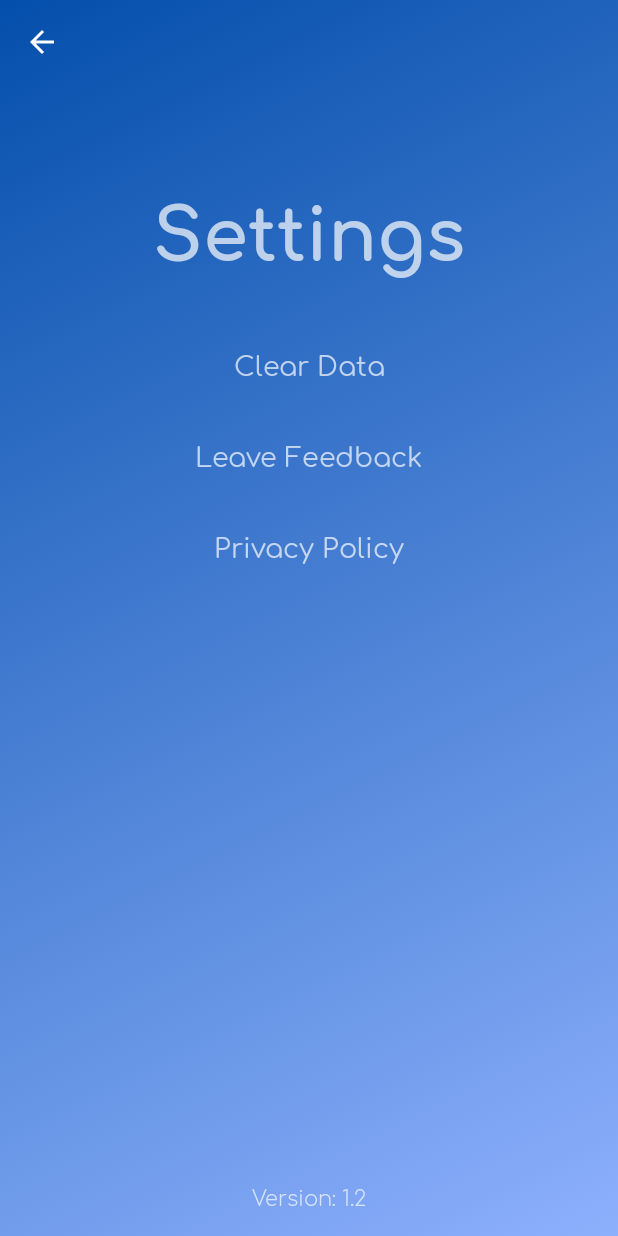
After one commit to RedChris/WattTime-Android, an Android app: the SettingsActivity screen opened directly, with no data from a screen before it, on a phone screen of 412 x 824 dp. The commit adds this screen. Run offline under Robolectric (Android 15) with nearby library versions, the phone set to English and light mode, and no system bars.

Commit message:
add setting page

```diff
--- a/app/build.gradle
+++ b/app/build.gradle
@@ -12,8 +12,8 @@ android {
         applicationId "uk.co.monolithstudios.watttime"
         minSdkVersion 19
         targetSdkVersion 28
-        versionCode 4
-        versionName "1.0"
+        versionCode 5
+        versionName "1.2"
         vectorDrawables.useSupportLibrary = true
         testInstrumentationRunner "androidx.test.runner.AndroidJUnitRunner"
     }
--- a/app/src/main/AndroidManifest.xml
+++ b/app/src/main/AndroidManifest.xml
@@ -28,6 +28,9 @@
         <activity android:name=".ui.main.MainActivity">
         </activity>
 
+        <activity android:name=".ui.settings.SettingsActivity"
+                  android:parentActivityName=".ui.main.MainActivity" />
+
     </application>
 
 </manifest>
--- a/app/src/main/java/uk/co/monolithstudios/watttime/data/Prefs.kt
+++ b/app/src/main/java/uk/co/monolithstudios/watttime/data/Prefs.kt
@@ -16,4 +16,8 @@ open class Prefs(context: Context) {
         get() = sharedPreferences.getInt(PREFS_USER_MICROWAVE_WATTAGE, -1)
         set(value) = sharedPreferences.edit().putInt(PREFS_USER_MICROWAVE_WATTAGE, value).apply()
 
+    fun clearData() {
+        sharedPreferences.edit().clear().commit()
+    }
+
 }
--- /dev/null
+++ b/app/src/main/java/uk/co/monolithstudios/watttime/domain/Constants.kt
@@ -0,0 +1,5 @@
+package uk.co.monolithstudios.watttime.domain
+
+object Constants {
+    val PRIVACY_POLICY_URL = "https://chrisdunne92.wixsite.com/monolithstudiosuk/privacy-policy"
+}
--- a/app/src/main/java/uk/co/monolithstudios/watttime/ui/main/MainActivityPresenter.kt
+++ b/app/src/main/java/uk/co/monolithstudios/watttime/ui/main/MainActivityPresenter.kt
@@ -80,4 +80,8 @@ class MainActivityPresenter (private val mainView: MainView,
         val seconds = duration.minus(Duration.ofMinutes(duration.toMinutes())).seconds
         mainView.showUserDuration(duration.toMinutes(), seconds)
     }
+
+    fun onUserWantsToViewSettings() {
+        mainView.showSettingsScreen()
+    }
 }
--- a/app/src/main/java/uk/co/monolithstudios/watttime/ui/main/MainView.kt
+++ b/app/src/main/java/uk/co/monolithstudios/watttime/ui/main/MainView.kt
@@ -11,4 +11,5 @@ interface MainView {
     fun showRestoreDuration(minutes: Long, seconds: Long)
     fun showUserDuration(minutes: Long, seconds: Long)
     fun showTimerSet()
+    fun showSettingsScreen()
 }
--- /dev/null
+++ b/app/src/main/java/uk/co/monolithstudios/watttime/ui/settings/SettingsActivity.kt
@@ -0,0 +1,106 @@
+package uk.co.monolithstudios.watttime.ui.settings
+
+import android.content.Context
+import android.content.DialogInterface
+import android.content.Intent
+import android.graphics.drawable.AnimationDrawable
+import android.os.Bundle
+import androidx.appcompat.app.AlertDialog
+import androidx.appcompat.app.AppCompatActivity
+import kotlinx.android.synthetic.main.activity_settings.*
+import uk.co.monolithstudios.watttime.R
+import uk.co.monolithstudios.watttime.data.Prefs
+import uk.co.monolithstudios.watttime.domain.BrowserIntentLauncher
+import android.webkit.WebView
+import android.webkit.WebViewClient
+import uk.co.monolithstudios.watttime.domain.Constants
+import uk.co.monolithstudios.watttime.ui.microwavesettings.MicrowaveSettingsActivity
+
+
+class SettingsActivity : AppCompatActivity(), SettingsView {
+
+    companion object {
+        fun start(context: Context) {
+            context.startActivity(Intent(context, SettingsActivity::class.java))
+        }
+    }
+
+    lateinit var settingsPresenter: SettingsPresenter
+
+    override fun onCreate(savedInstanceState: Bundle?) {
+        super.onCreate(savedInstanceState)
+        setContentView(R.layout.activity_settings)
+        setSupportActionBar(findViewById(R.id.toolbar))
+
+        supportActionBar?.setDisplayShowTitleEnabled(false)
+        supportActionBar?.setDisplayHomeAsUpEnabled(true)
+        supportActionBar?.setDisplayShowHomeEnabled(true)
+
+        val animationBackground = mainLayout.background as AnimationDrawable
+        animationBackground.apply {
+            setEnterFadeDuration(1000)
+            setExitFadeDuration(2000)
+            start()
+        }
+
+        settingsPresenter = SettingsPresenter(this, Prefs(this), BrowserIntentLauncher(this))
+
+        clearData.setOnClickListener { showClearDataDialog() }
+
+        leaveFeedback.setOnClickListener { settingsPresenter.onUserWantsToLeaveFeedback() }
+
+        privacyPolicy.setOnClickListener { settingsPresenter.onUserWantsToViewPrivacyPolicy() }
+    }
+
+    override fun showPrivacyPolicy() {
+        val builder = AlertDialog.Builder(this, R.style.MyAlertDialogTheme)
+
+        with(builder)
+        {
+
+            val wv = WebView(this@SettingsActivity)
+            wv.loadUrl(Constants.PRIVACY_POLICY_URL)
+            wv.webViewClient = object : WebViewClient() {
+                override fun shouldOverrideUrlLoading(view: WebView, url: String): Boolean {
+                    view.loadUrl(url)
+                    return true
+                }
+            }
+
+            builder.setTitle(getString(R.string.settings_privacyPolicyDialog))
+            builder.setView(wv)
+            builder.setNegativeButton(getString(R.string.settings_dialogClose), dismissButtonClick )
+            builder.show()
+        }
+    }
+
+    override fun showUserEntryScreen() {
+        finish()
+        MicrowaveSettingsActivity.start(this)
+    }
+
+    override fun setAppVersion(versionName: String) {
+        appVersion.text = getString(R.string.settings_appVersion, versionName)
+    }
+
+    private fun showClearDataDialog() {
+        val builder = AlertDialog.Builder(this, R.style.MyAlertDialogTheme)
+
+        with(builder)
+        {
+            setTitle(getString(R.string.settings_clearDataDialog))
+            setMessage(getString(R.string.settings_areYouSure))
+            setPositiveButton(getString(R.string.settings_clear), clearDataButtonClick)
+            setNegativeButton(getString(R.string.settings_Cancel), dismissButtonClick)
+            show()
+        }
+    }
+
+    private val clearDataButtonClick = { dialog: DialogInterface, which: Int ->
+        settingsPresenter.onUserWantsToClearData()
+    }
+
+    private val dismissButtonClick = { dialog: DialogInterface, which: Int ->
+        dialog.dismiss()
+    }
+}
--- /dev/null
+++ b/app/src/main/java/uk/co/monolithstudios/watttime/ui/settings/SettingsPresenter.kt
@@ -0,0 +1,27 @@
+package uk.co.monolithstudios.watttime.ui.settings
+
+import uk.co.monolithstudios.watttime.BuildConfig
+import uk.co.monolithstudios.watttime.data.Prefs
+import uk.co.monolithstudios.watttime.domain.BrowserIntentLauncher
+
+class SettingsPresenter (private val settingsView: SettingsView, private val prefs: Prefs, private val browserIntentLauncher: BrowserIntentLauncher) {
+
+    init {
+        settingsView.setAppVersion(BuildConfig.VERSION_NAME)
+    }
+
+    fun onUserWantsToLeaveFeedback() {
+        browserIntentLauncher.launchAppStorePage()
+    }
+
+    fun onUserWantsToViewPrivacyPolicy() {
+        settingsView.showPrivacyPolicy()
+    }
+
+    fun onUserWantsToClearData() {
+        prefs.clearData()
+        settingsView.showUserEntryScreen()
+    }
+
+
+}
--- /dev/null
+++ b/app/src/main/java/uk/co/monolithstudios/watttime/ui/settings/SettingsView.kt
@@ -0,0 +1,7 @@
+package uk.co.monolithstudios.watttime.ui.settings
+
+interface SettingsView {
+    fun setAppVersion(versionName: String)
+    fun showUserEntryScreen()
+    fun showPrivacyPolicy()
+}
--- /dev/null
+++ b/app/src/main/res/layout/activity_settings.xml
@@ -0,0 +1,61 @@
+<?xml version="1.0" encoding="utf-8"?>
+<androidx.constraintlayout.widget.ConstraintLayout xmlns:android="http://schemas.android.com/apk/res/android"
+                                                   xmlns:app="http://schemas.android.com/apk/res-auto"
+                                                   xmlns:tools="http://schemas.android.com/tools"
+                                                   android:id="@+id/mainLayout"
+                                                   android:layout_width="match_parent"
+                                                   android:layout_height="match_parent"
+                                                   android:background="@drawable/background_gradient_animation"
+                                                   android:fitsSystemWindows="true"
+                                                   tools:context=".ui.settings.SettingsActivity">
+
+    <TextView
+        android:id="@+id/privacyPolicy"
+        android:layout_width="wrap_content"
+        android:layout_height="wrap_content"
+        android:layout_marginTop="32dp" android:fontFamily="@font/comfortaa"
+        android:text="@string/settings_privacyPolicy" android:textSize="18sp"
+        app:layout_constraintEnd_toEndOf="parent" app:layout_constraintStart_toStartOf="parent"
+        app:layout_constraintTop_toBottomOf="@+id/leaveFeedback"/>
+    <TextView
+        android:id="@+id/leaveFeedback"
+        android:layout_width="wrap_content"
+        android:layout_height="wrap_content"
+        android:layout_marginTop="32dp" android:fontFamily="@font/comfortaa"
+        android:text="@string/settings_leaveFeedback" android:textSize="18sp"
+        app:layout_constraintEnd_toEndOf="parent" app:layout_constraintStart_toStartOf="parent"
+        app:layout_constraintTop_toBottomOf="@+id/clearData"/>
+    <TextView
+        android:id="@+id/appVersion"
+        android:layout_width="wrap_content"
+        android:layout_height="wrap_content" android:layout_marginBottom="16dp"
+        android:fontFamily="@font/comfortaa_light"
+        android:text="@string/settings_appVersion" app:layout_constraintBottom_toBottomOf="parent"
+        app:layout_constraintEnd_toEndOf="parent" app:layout_constraintStart_toStartOf="parent"/>
+
+    <androidx.appcompat.widget.Toolbar
+        android:id="@+id/toolbar"
+        android:layout_width="match_parent"
+        android:layout_height="wrap_content"
+        android:minHeight="?attr/actionBarSize"
+        android:theme="?attr/actionBarTheme"
+        app:layout_constraintEnd_toEndOf="parent" app:layout_constraintStart_toStartOf="parent"
+        app:layout_constraintTop_toTopOf="parent"/>
+    <TextView
+        android:id="@+id/settingsHeader"
+        android:layout_width="wrap_content"
+        android:layout_height="wrap_content"
+        android:layout_marginTop="56dp"
+        android:fontFamily="@font/comfortaa_bold" android:text="@string/settings_settings"
+        android:textSize="48sp" app:layout_constraintEnd_toEndOf="parent"
+        app:layout_constraintStart_toStartOf="parent" app:layout_constraintTop_toBottomOf="@+id/toolbar"/>
+    <TextView
+        android:id="@+id/clearData"
+        android:layout_width="wrap_content"
+        android:layout_height="wrap_content"
+        android:layout_marginTop="40dp"
+        android:fontFamily="@font/comfortaa"
+        android:text="@string/settings_clearData" android:textSize="18sp"
+        app:layout_constraintEnd_toEndOf="parent" app:layout_constraintStart_toStartOf="parent"
+        app:layout_constraintTop_toBottomOf="@+id/settingsHeader"/>
+</androidx.constraintlayout.widget.ConstraintLayout>
--- a/app/src/main/res/values/strings.xml
+++ b/app/src/main/res/values/strings.xml
@@ -24,6 +24,17 @@
     <string name="timepicker_set">SET</string>
     <string name="main_settings_contdesc">Settings</string>
     <string name="main_timerset_snackbar">Timer set</string>
+    <string name="settings_settings">Settings</string>
+    <string name="settings_clearData">Clear Data</string>
+    <string name="settings_leaveFeedback">Leave Feedback</string>
+    <string name="settings_privacyPolicy">Privacy Policy</string>
+    <string name="settings_appVersion">Version: %1$s</string>
+    <string name="settings_privacyPolicyDialog">Privacy Policy</string>
+    <string name="settings_dialogClose">Close</string>
+    <string name="settings_clearDataDialog">Clear Data</string>
+    <string name="settings_areYouSure">Are you sure you want to clear your data?</string>
+    <string name="settings_clear">Clear</string>
+    <string name="settings_Cancel">Cancel</string>
 
     <plurals name="seconds">
         <item quantity="zero">seconds</item>
--- a/app/src/main/res/values/styles.xml
+++ b/app/src/main/res/values/styles.xml
@@ -2,14 +2,13 @@
 
     <!-- Base application theme. -->
     <style name="AppTheme" parent="Theme.Design.NoActionBar">
-        <item name = "android:windowActionBar">false</item>
-        <item name = "android:windowNoTitle">true</item>
+        <item name="android:windowActionBar">false</item>
+        <item name="android:windowNoTitle">true</item>
         <item name="android:windowTranslucentStatus">true</item>
         <item name="android:windowTranslucentNavigation">true</item>
         <item name="android:statusBarColor">@android:color/transparent</item>
         <item name="android:windowDrawsSystemBarBackgrounds">true</item>
         <item name="android:fitsSystemWindows">true</item>
-
 
         <item name="colorPrimary">@color/colorPrimary</item>
         <item name="colorPrimaryDark">@color/colorPrimaryDark</item>
@@ -21,4 +20,11 @@
         <item name="android:textSize">36sp</item>
     </style>
 
+    <style name="MyAlertDialogTheme" parent="Theme.AppCompat.Light.Dialog.Alert">
+        <item name="colorAccent">@color/colorAccent</item>
+        <item name="android:colorBackground">@color/colorPrimaryDark</item>
+        <item name="android:windowBackground">@color/colorPrimaryDark</item>
+        <item name="android:textColorPrimary">@color/colorAccent</item>
+    </style>
+
 </resources>
```
Also changed, not shown: app/src/main/java/uk/co/monolithstudios/watttime/domain/BrowserIntentLauncher.kt (added, +25 -0 lines), app/src/main/java/uk/co/monolithstudios/watttime/ui/main/MainActivity.kt (+7 -0 lines).
